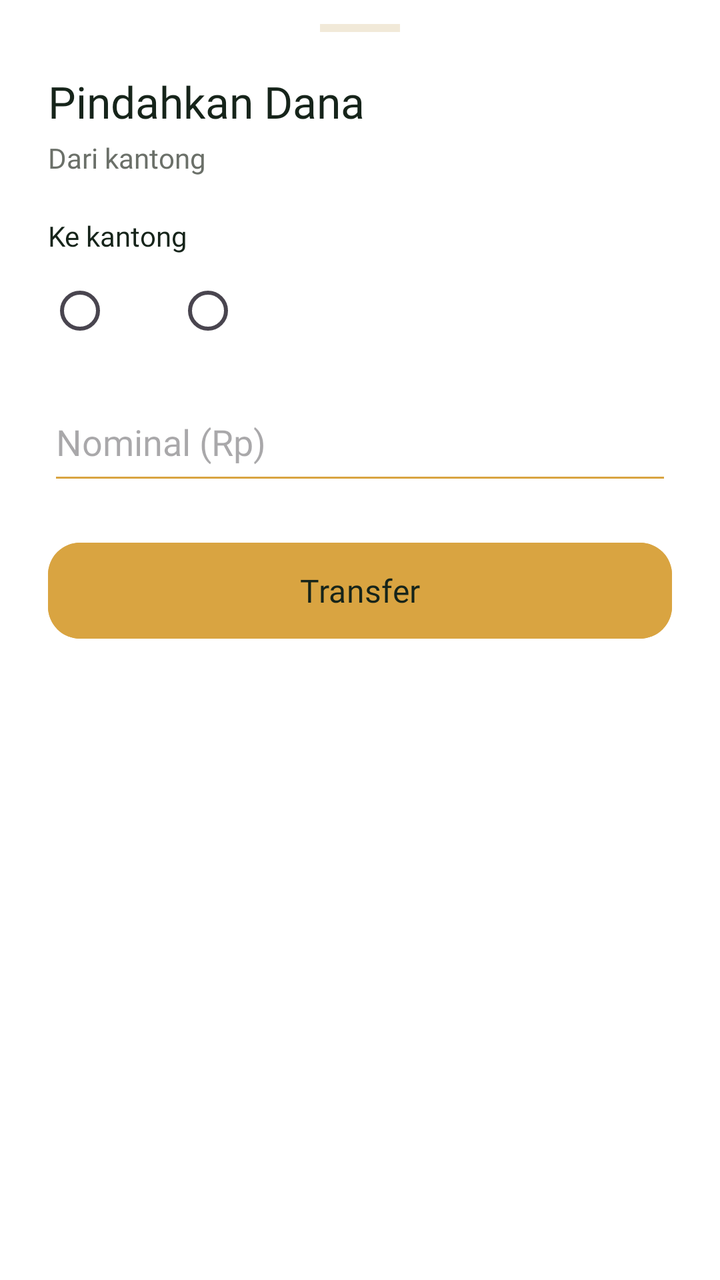
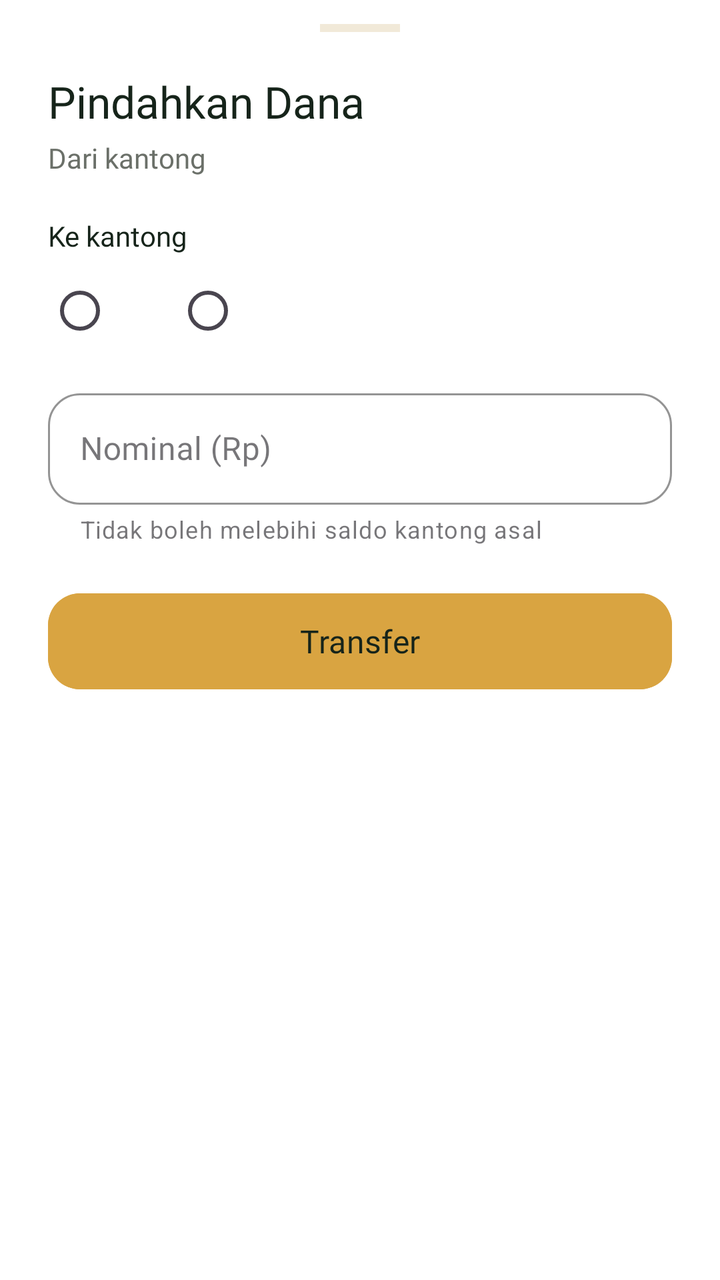

An Android layout rendered at two revisions. The XML below is the earlier revision; the diff shows what the commit changed to produce the second picture.
<!-- AndroidManifest.xml: application theme Theme.NBAChitato -->
<!-- res/layout/bottom_sheet_transfer.xml -->
<?xml version="1.0" encoding="utf-8"?>
<androidx.constraintlayout.widget.ConstraintLayout xmlns:android="http://schemas.android.com/apk/res/android"
    xmlns:app="http://schemas.android.com/apk/res-auto"
    android:layout_width="match_parent"
    android:layout_height="wrap_content"
    android:background="@color/white"
    android:paddingHorizontal="24dp"
    android:paddingBottom="32dp">

    <View
        android:id="@+id/garisPegangan"
        android:layout_width="40dp"
        android:layout_height="4dp"
        android:layout_marginTop="12dp"
        android:background="@color/krem_kartu"
        app:layout_constraintEnd_toEndOf="parent"
        app:layout_constraintStart_toStartOf="parent"
        app:layout_constraintTop_toTopOf="parent" />

    <TextView
        android:id="@+id/textJudulTransfer"
        android:layout_width="wrap_content"
        android:layout_height="wrap_content"
        android:layout_marginTop="20dp"
        android:fontFamily="@font/plus_jakarta_sans_extrabold"
        android:text="@string/judul_transfer"
        android:textColor="@color/hijau_pelepah"
        android:textSize="22sp"
        app:layout_constraintStart_toStartOf="parent"
        app:layout_constraintTop_toBottomOf="@id/garisPegangan" />

    <TextView
        android:id="@+id/textAsal"
        android:layout_width="0dp"
        android:layout_height="wrap_content"
        android:layout_marginTop="4dp"
        android:fontFamily="@font/plus_jakarta_sans_regular"
        android:text="Dari kantong"
        android:textColor="@color/abu_teks"
        android:textSize="14sp"
        app:layout_constraintEnd_toEndOf="parent"
        app:layout_constraintStart_toStartOf="parent"
        app:layout_constraintTop_toBottomOf="@id/textJudulTransfer" />

    <TextView
        android:id="@+id/textLabelTujuan"
        android:layout_width="wrap_content"
        android:layout_height="wrap_content"
        android:layout_marginTop="20dp"
        android:fontFamily="@font/plus_jakarta_sans_bold"
        android:text="@string/label_tujuan"
        android:textColor="@color/hijau_pelepah"
        android:textSize="14sp"
        app:layout_constraintStart_toStartOf="parent"
        app:layout_constraintTop_toBottomOf="@id/textAsal" />

    <RadioGroup
        android:id="@+id/radioTujuan"
        android:layout_width="0dp"
        android:layout_height="wrap_content"
        android:layout_marginTop="4dp"
        android:orientation="horizontal"
        app:layout_constraintEnd_toEndOf="parent"
        app:layout_constraintStart_toStartOf="parent"
        app:layout_constraintTop_toBottomOf="@id/textLabelTujuan">

        <RadioButton
            android:id="@+id/radioTujuan1"
            android:layout_width="wrap_content"
            android:layout_height="wrap_content"
            android:buttonTint="@color/emas_koin"
            android:fontFamily="@font/plus_jakarta_sans_regular"
            android:textColor="@color/hijau_pelepah" />

        <RadioButton
            android:id="@+id/radioTujuan2"
            android:layout_width="wrap_content"
            android:layout_height="wrap_content"
            android:layout_marginStart="16dp"
            android:buttonTint="@color/emas_koin"
            android:fontFamily="@font/plus_jakarta_sans_regular"
            android:textColor="@color/hijau_pelepah" />
    </RadioGroup>

    <EditText
        android:id="@+id/inputNominal"
        android:layout_width="0dp"
        android:layout_height="56dp"
        android:layout_marginTop="12dp"
        android:backgroundTint="@color/emas_koin"
        android:fontFamily="@font/plus_jakarta_sans_regular"
        android:hint="@string/hint_nominal_transfer"
        android:inputType="number"
        android:textColor="@color/hijau_pelepah"
        app:layout_constraintEnd_toEndOf="parent"
        app:layout_constraintStart_toStartOf="parent"
        app:layout_constraintTop_toBottomOf="@id/radioTujuan" />

    <Button
        android:id="@+id/btnTransfer"
        android:layout_width="0dp"
        android:layout_height="56dp"
        android:layout_marginTop="20dp"
        android:backgroundTint="@color/emas_koin"
        android:fontFamily="@font/plus_jakarta_sans_bold"
        android:text="@string/tombol_transfer"
        android:textColor="@color/hijau_pelepah"
        android:textSize="16sp"
        app:cornerRadius="16dp"
        app:layout_constraintEnd_toEndOf="parent"
        app:layout_constraintStart_toStartOf="parent"
        app:layout_constraintTop_toBottomOf="@id/inputNominal" />

</androidx.constraintlayout.widget.ConstraintLayout>
<!-- resources referenced by this layout -->
<resources>
  <color name="abu_teks">#6B7069</color>
  <color name="emas_koin">#D9A441</color>
  <color name="hijau_pelepah">#16241A</color>
  <color name="krem_kartu">#F1E9D8</color>
  <color name="white">#FFFFFFFF</color>
  <string name="hint_nominal_transfer">Nominal (Rp)</string>
  <string name="judul_transfer">Pindahkan Dana</string>
  <string name="label_tujuan">Ke kantong</string>
  <string name="tombol_transfer">Transfer</string>
  <style name="Theme.NBAChitato" parent="Base.Theme.NBAChitato" />
  <style name="Base.Theme.NBAChitato" parent="Theme.Material3.DayNight.NoActionBar">
          
          
      </style>
</resources>

<!-- the commit's change to res/layout/bottom_sheet_transfer.xml (unified diff, before → after) -->
@@ -82,19 +82,34 @@
             android:textColor="@color/hijau_pelepah" />
     </RadioGroup>
 
-    <EditText
-        android:id="@+id/inputNominal"
+    <com.google.android.material.textfield.TextInputLayout
+        android:id="@+id/layoutNominal"
+        style="@style/Widget.MaterialComponents.TextInputLayout.OutlinedBox"
         android:layout_width="0dp"
-        android:layout_height="56dp"
+        android:layout_height="wrap_content"
         android:layout_marginTop="12dp"
-        android:backgroundTint="@color/emas_koin"
-        android:fontFamily="@font/plus_jakarta_sans_regular"
         android:hint="@string/hint_nominal_transfer"
-        android:inputType="number"
-        android:textColor="@color/hijau_pelepah"
+        app:boxCornerRadiusBottomEnd="16dp"
+        app:boxCornerRadiusBottomStart="16dp"
+        app:boxCornerRadiusTopEnd="16dp"
+        app:boxCornerRadiusTopStart="16dp"
+        app:boxStrokeColor="@color/emas_koin"
+        app:errorEnabled="true"
+        app:helperText="@string/helper_nominal"
+        app:hintTextColor="@color/hijau_pelepah"
+        app:prefixText="Rp "
         app:layout_constraintEnd_toEndOf="parent"
         app:layout_constraintStart_toStartOf="parent"
-        app:layout_constraintTop_toBottomOf="@id/radioTujuan" />
+        app:layout_constraintTop_toBottomOf="@id/radioTujuan">
+
+        <com.google.android.material.textfield.TextInputEditText
+            android:id="@+id/inputNominal"
+            android:layout_width="match_parent"
+            android:layout_height="wrap_content"
+            android:fontFamily="@font/plus_jakarta_sans_regular"
+            android:inputType="number"
+            android:textColor="@color/hijau_pelepah" />
+    </com.google.android.material.textfield.TextInputLayout>
 
     <Button
         android:id="@+id/btnTransfer"
@@ -109,6 +124,6 @@
         app:cornerRadius="16dp"
         app:layout_constraintEnd_toEndOf="parent"
         app:layout_constraintStart_toStartOf="parent"
-        app:layout_constraintTop_toBottomOf="@id/inputNominal" />
+        app:layout_constraintTop_toBottomOf="@id/layoutNominal" />
 
 </androidx.constraintlayout.widget.ConstraintLayout>
<!-- resource entries referenced after the edit -->
@@ -5,6 +5,7 @@
   <color name="hijau_pelepah">#16241A</color>
   <color name="krem_kartu">#F1E9D8</color>
   <color name="white">#FFFFFFFF</color>
+  <string name="helper_nominal">Tidak boleh melebihi saldo kantong asal</string>
   <string name="hint_nominal_transfer">Nominal (Rp)</string>
   <string name="judul_transfer">Pindahkan Dana</string>
   <string name="label_tujuan">Ke kantong</string>
